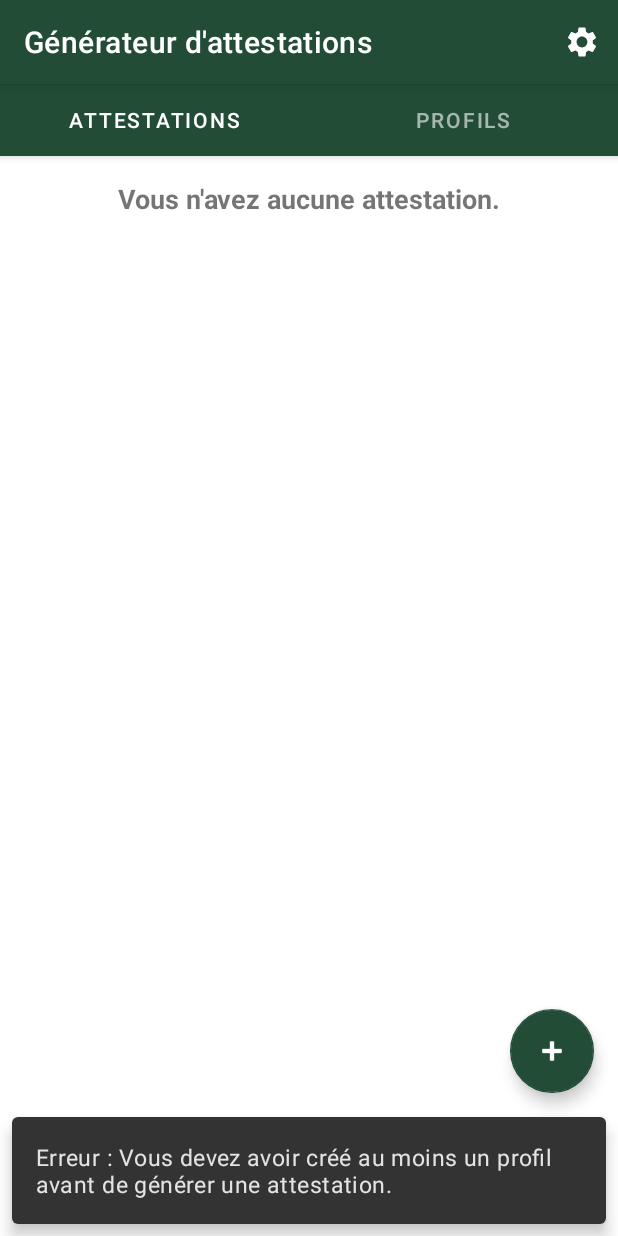
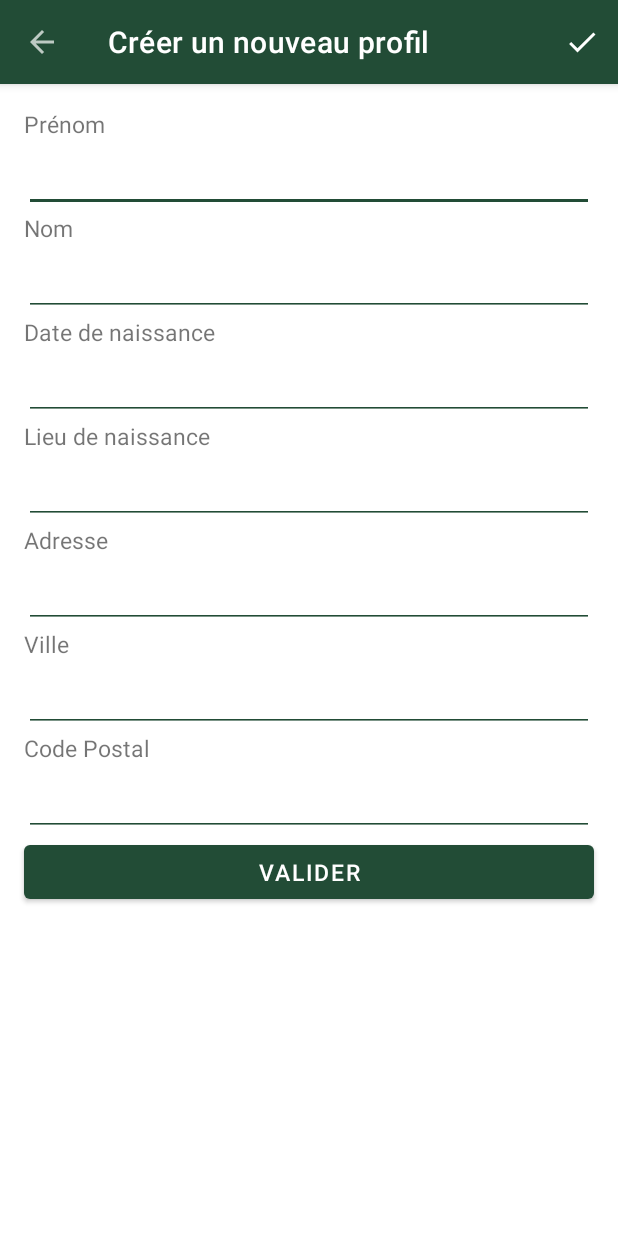
Before and after one commit to RENITI/AttestationsGenerator, an Android app: the screen it shows after launch (MainActivity before the commit, ProfileEditActivity after it), after a tap on an icon or button, on a phone screen of 412 x 824 dp. Run offline under Robolectric (Android 15) with nearby library versions, the phone set to English and light mode, and no system bars; libraries missing offline, so code that uses them is left out: com.tom_roush.pdfbox; pictures from the network do not load.

Commit message:
v3.2
- Fixed UX issues

```diff
--- a/app/build.gradle
+++ b/app/build.gradle
@@ -10,8 +10,8 @@ android {
         applicationId "fr.reniti.generator"
         minSdkVersion 19
         targetSdkVersion 29
-        versionCode 31
-        versionName "3.1"
+        versionCode 32
+        versionName "3.2"
         multiDexEnabled true
         testInstrumentationRunner "androidx.test.runner.AndroidJUnitRunner"
     }
--- a/app/src/main/java/fr/reniti/generator/MainActivity.java
+++ b/app/src/main/java/fr/reniti/generator/MainActivity.java
@@ -59,9 +59,11 @@ public class MainActivity extends AppCompatActivity {
 
             if (viewPager.getCurrentItem() == 0) {
                 if (StorageManager.getInstance().getProfilesManager().getProfilesList().size() <= 0) {
-                    Snackbar.make(MainActivity.getInstance().get().findViewById(R.id.activity_main), getResources().getString(R.string.error_no_profile), Snackbar.LENGTH_LONG)
+                    /*Snackbar.make(MainActivity.getInstance().get().findViewById(R.id.activity_main), getResources().getString(R.string.error_no_profile), Snackbar.LENGTH_LONG)
                             .setAction("Action", null)
-                            .show();
+                            .show();*/
+                    Intent intent = new Intent(MainActivity.getInstance().get(), ProfileEditActivity.class);
+                    startActivity(intent);
                     return;
                 }
 
--- a/app/src/main/res/values/strings.xml
+++ b/app/src/main/res/values/strings.xml
@@ -65,11 +65,11 @@
     <string name="activity_about_switch_deletewarning">Désactiver la confirmation avant la suppression d\'une attestation</string>
     <!-- Attestations fragment -->
 
-    <string name="fragment_attestations_title">Vous n\'avez aucune attestation.</string>
+    <string name="fragment_attestations_title">Vous n\'avez aucune attestation.\nAppuyez sur + pour en créer une.</string>
     <string name="fragment_attestations_delete_title">Êtes-vous certain de vouloir supprimer cette attestation ?</string>
     <!-- Profiles fragment -->
 
-    <string name="fragment_profiles_empty">Vous n\'avez aucun profil !</string>
+    <string name="fragment_profiles_empty">Vous n\'avez aucun profil.\nAppuyez sur + pour en créer un.</string>
     <string name="fragment_profiles_default">Ce profil a été défini par défaut !</string>
 
     <!-- Attestation Create Activity -->
```
